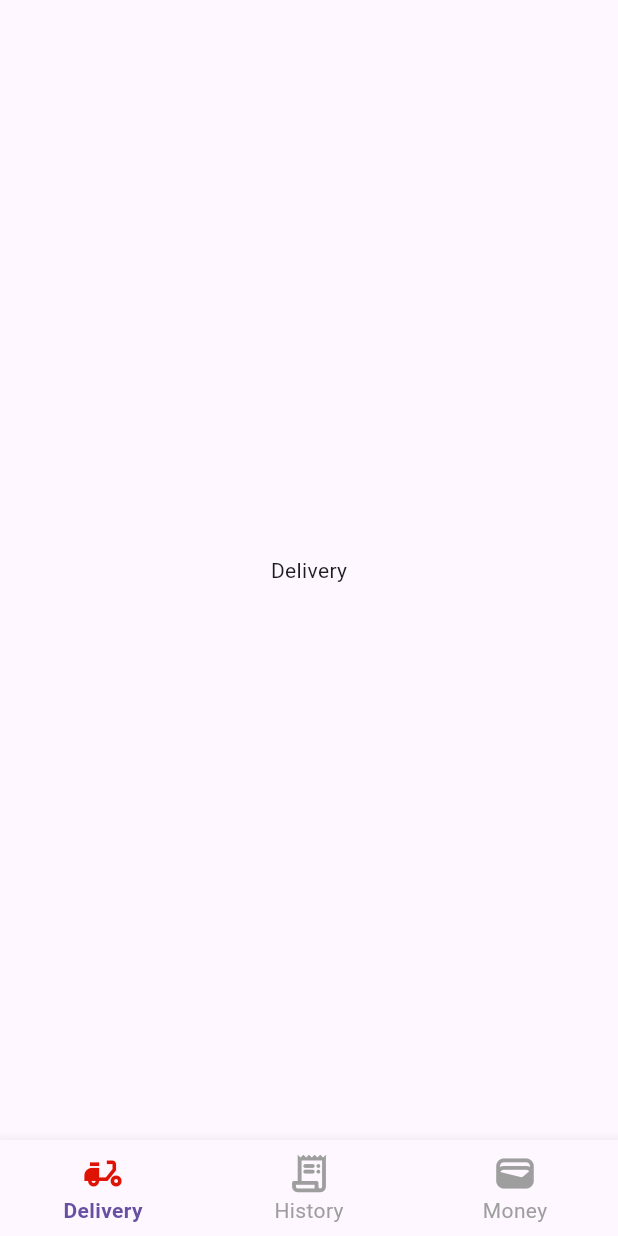
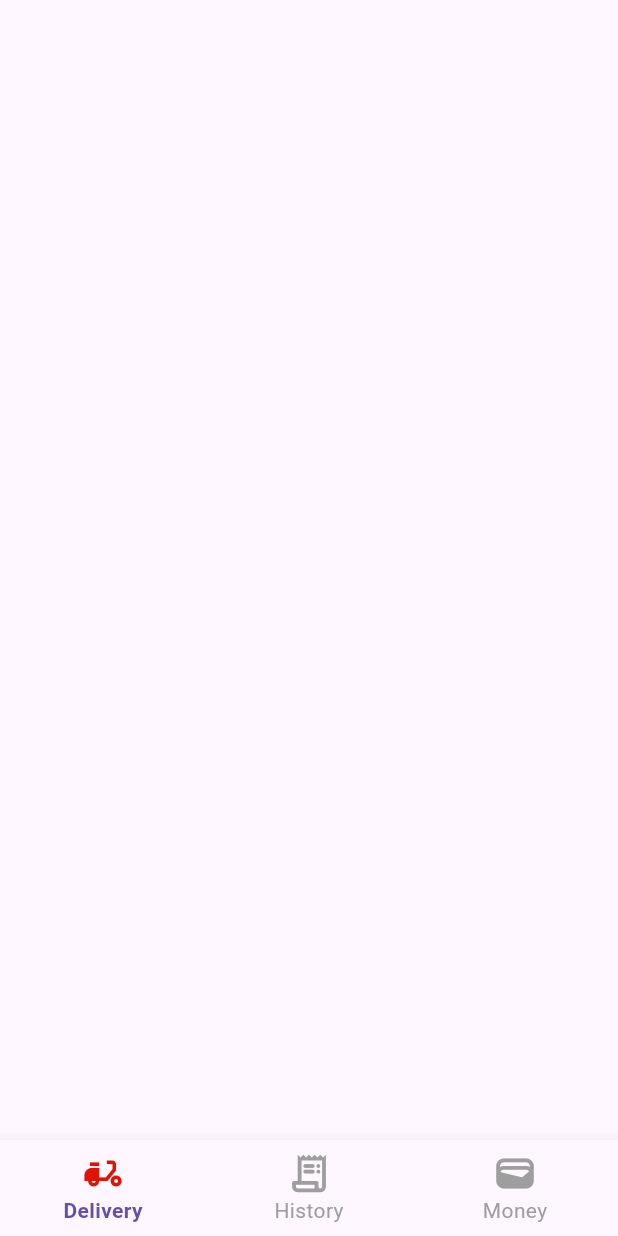
Before and after one commit to muhammed-suhaid/Zomato_Clone_Ui, a Flutter app: the screen it shows after launch, on a phone screen of 412 x 824 dp. Run offline on Flutter 3.47's test engine with Material 3 defaults, Android fonts, the light colour scheme and no system bars; our stand-ins replace cached_network_image.

Commit message:
Created a home screen

```diff
--- a/lib/Screens/bottom_nav_bar.dart
+++ b/lib/Screens/bottom_nav_bar.dart
@@ -1,4 +1,5 @@
 import 'package:flutter/material.dart';
+import 'package:zomato_clone_ui/Screens/home_screen.dart';
 
 class BottomNavbar extends StatefulWidget {
   const BottomNavbar({super.key});
@@ -11,7 +12,7 @@ class _BottomNavbarState extends State<BottomNavbar> {
   int currentIndex = 0;
 
   List<Widget> body = [
-    const Center(child: Text('Delivery')),
+    const HomeScreen(),
     const Center(child: Text('History')),
     const Center(child: Text('Money')),
   ];
--- /dev/null
+++ b/lib/Screens/home_screen.dart
@@ -0,0 +1,18 @@
+import 'package:flutter/material.dart';
+
+class HomeScreen extends StatelessWidget {
+  const HomeScreen({super.key});
+
+  @override
+  Widget build(BuildContext context) {
+    return const Scaffold(
+      body: SafeArea(
+        child: SingleChildScrollView(
+          child: Column(
+            children: [],
+          ),
+        ),
+      ),
+    );
+  }
+}
```
